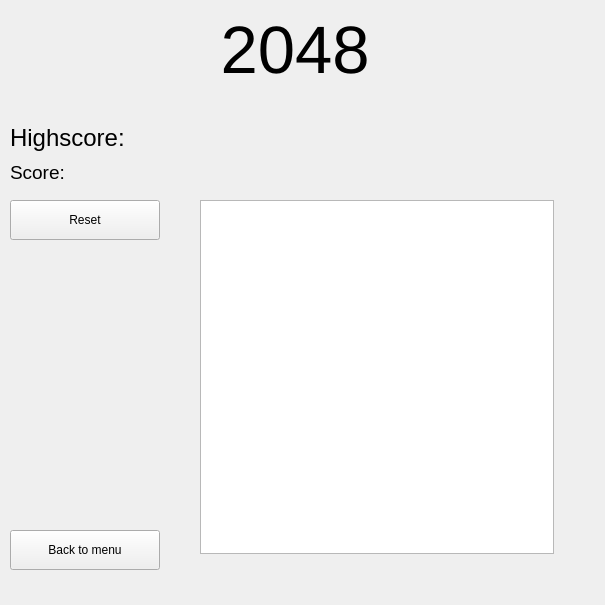
Above: 2048.ui from trygvevang/MiniGames before the change. Below: the same form after it.
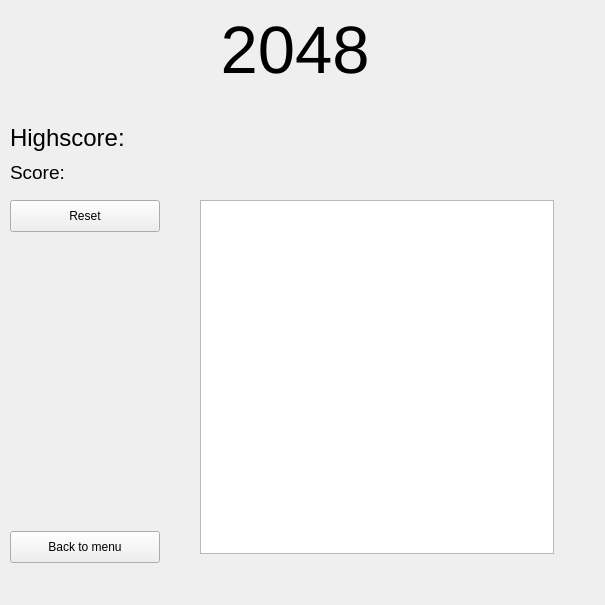
That is the form after the change.

Commit message: Making buttons look more like the buttons in tetris

What changed in the file:
```diff
--- a/2048.ui
+++ b/2048.ui
@@ -93,9 +93,9 @@
    <property name="geometry">
     <rect>
      <x>10</x>
-     <y>530</y>
+     <y>531</y>
      <width>150</width>
-     <height>40</height>
+     <height>32</height>
     </rect>
    </property>
    <property name="text">
@@ -108,7 +108,7 @@
      <x>10</x>
      <y>200</y>
      <width>150</width>
-     <height>40</height>
+     <height>32</height>
     </rect>
    </property>
    <property name="text">
```
